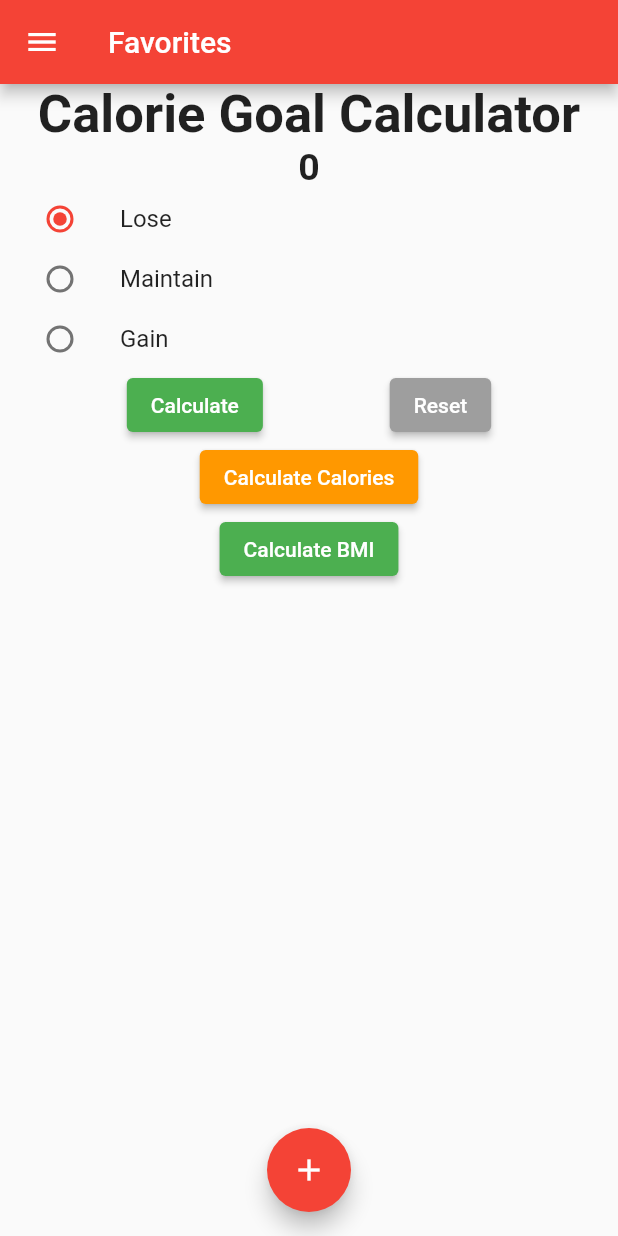
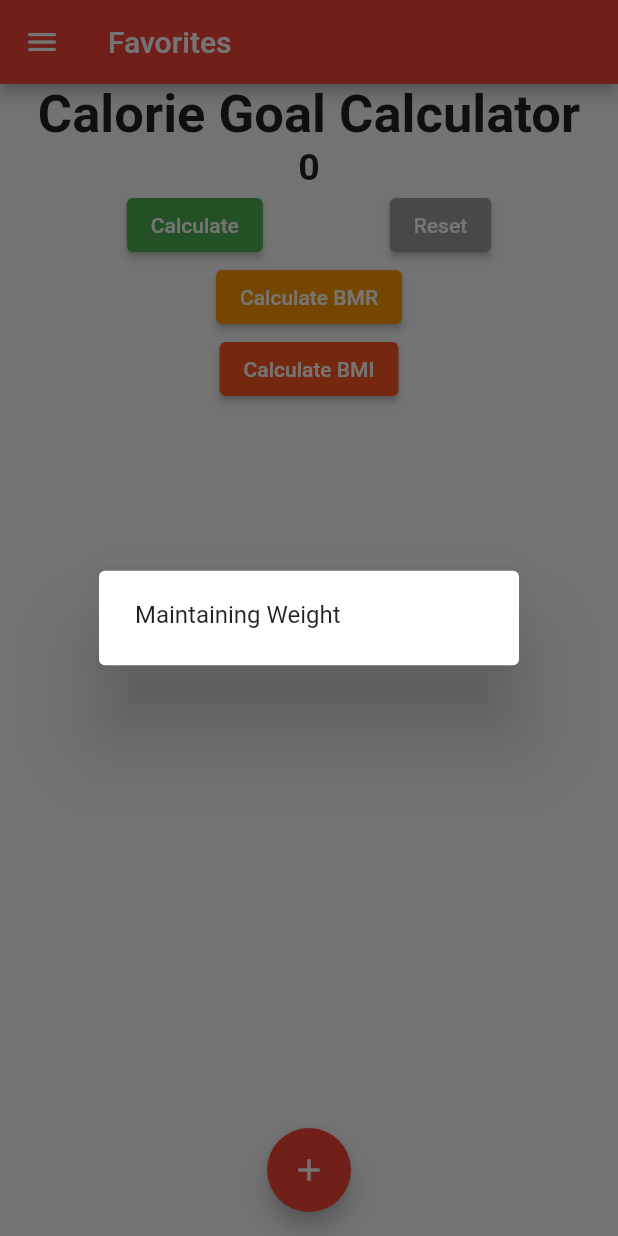
Before and after one commit to imaadm/boardgame_browser_app, a Flutter app: the FavoritesPage screen opened directly, after a tap on "Calculate", on a phone screen of 412 x 824 dp. Run offline on Flutter 3.47's test engine with Material 2 defaults, Android fonts, the light colour scheme and no system bars; our stand-ins replace firebase_database; accounts and stored records are empty.

Commit message:
calorie consumption calculator

```diff
--- a/lib/personal.dart
+++ b/lib/personal.dart
@@ -18,6 +18,7 @@ CalorieGoal? _goal = CalorieGoal.lose;
 class _FavoritesPageState extends State<FavoritesPage> {
   final calController = TextEditingController();
   int calories = 0;
+  int bmr = 0;
   @override
   void dispose() {
     calController.dispose();
@@ -89,45 +90,6 @@ class _FavoritesPageState extends State<FavoritesPage> {
           ),
           Text(calories.toString(),
               style: TextStyle(fontSize: 25, fontWeight: FontWeight.bold)),
-          ListTile(
-            visualDensity: VisualDensity(vertical: -4),
-            title: const Text('Lose'),
-            leading: Radio<CalorieGoal>(
-              value: CalorieGoal.lose,
-              groupValue: _goal,
-              onChanged: (CalorieGoal? value) {
-                setState(() {
-                  _goal = value;
-                });
-              },
-            ),
-          ),
-          ListTile(
-            visualDensity: VisualDensity(vertical: -4),
-            title: const Text('Maintain'),
-            leading: Radio<CalorieGoal>(
-              value: CalorieGoal.maintain,
-              groupValue: _goal,
-              onChanged: (CalorieGoal? value) {
-                setState(() {
-                  _goal = value;
-                });
-              },
-            ),
-          ),
-          ListTile(
-            visualDensity: VisualDensity(vertical: -4),
-            title: const Text('Gain'),
-            leading: Radio<CalorieGoal>(
-              value: CalorieGoal.gain,
-              groupValue: _goal,
-              onChanged: (CalorieGoal? value) {
-                setState(() {
-                  _goal = value;
-                });
-              },
-            ),
-          ),
           Row(
             children: [
               ElevatedButton(
@@ -136,7 +98,34 @@ class _FavoritesPageState extends State<FavoritesPage> {
                           MaterialStateProperty.all<Color>(Colors.green),
                       foregroundColor:
                           MaterialStateProperty.all<Color>(Colors.white)),
-                  onPressed: () {},
+                  onPressed: () {
+                    showDialog(
+                        context: context,
+                        builder: (context) {
+                          if (bmr - calories >= 750)
+                            return AlertDialog(
+                                content: Text("Significant Caloric Deficit"));
+                          else if (bmr - calories >= 500)
+                            return AlertDialog(
+                                content: Text("Losing ~1lb / week"));
+                          else if (bmr - calories >= 300)
+                            return AlertDialog(
+                                content: Text("Slight Caloric Deficit"));
+                          else if ((bmr - calories).abs() <= 100)
+                            return AlertDialog(
+                                content: Text("Maintaining Weight"));
+                          else if (bmr - calories <= -750)
+                            return AlertDialog(
+                                content: Text("Significant Caloric Surplus"));
+                          else if (bmr - calories <= -500)
+                            return AlertDialog(
+                                content: Text("Gaining ~1lb / week"));
+                          else if (bmr - calories <= -300)
+                            return AlertDialog(
+                                content: Text("Slight Caloric Surplus"));
+                          return AlertDialog(content: Text("Error"));
+                        });
+                  },
                   child: const Text('Calculate')),
               ElevatedButton(
                   style: ButtonStyle(
@@ -169,7 +158,6 @@ class _FavoritesPageState extends State<FavoritesPage> {
                 showDialog(
                     context: context,
                     builder: (context) {
-                      int bmr = 0;
                       if (HomePage.userValues[0] == Sex.female) {
                         bmr = (655 +
                                 (4.3 * int.parse(HomePage.userValues[5])) +
@@ -202,11 +190,11 @@ class _FavoritesPageState extends State<FavoritesPage> {
                       return AlertDialog(content: Text(bmr.toString()));
                     });
               },
-              child: const Text('Calculate Calories')),
+              child: const Text('Calculate BMR')),
           ElevatedButton(
               style: ButtonStyle(
                   backgroundColor:
-                      MaterialStateProperty.all<Color>(Colors.green),
+                      MaterialStateProperty.all<Color>(Colors.deepOrange),
                   foregroundColor:
                       MaterialStateProperty.all<Color>(Colors.white)),
               onPressed: () {
```
Also changed, not shown: lib/exercise.dart (+18 -6 lines).
